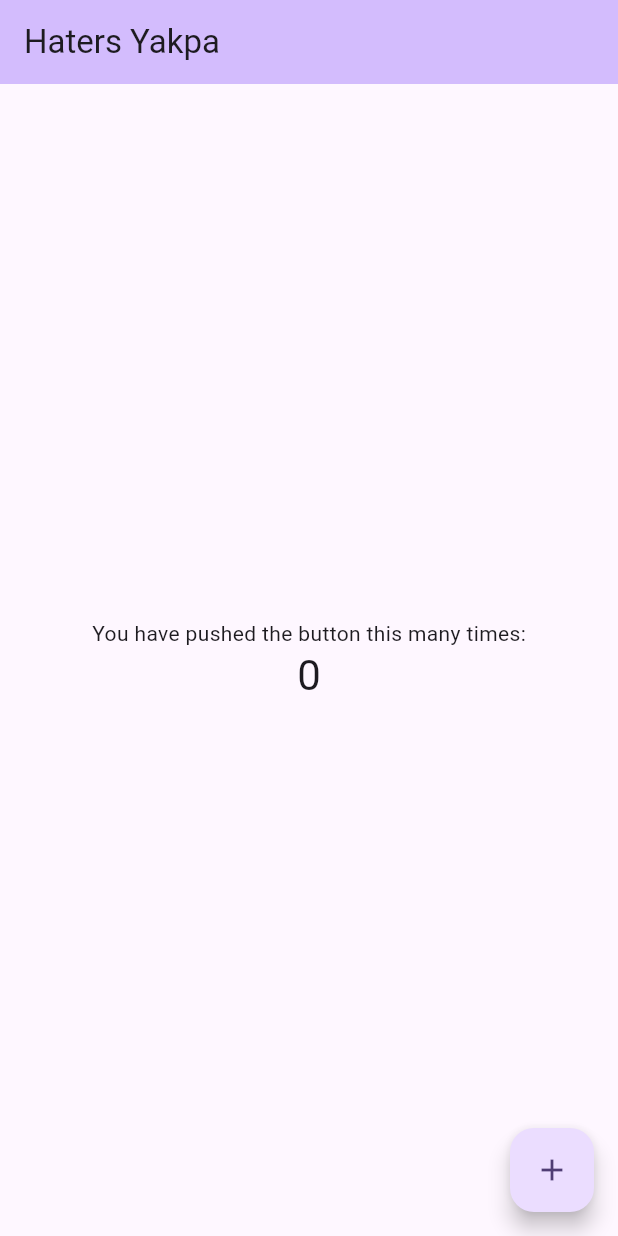
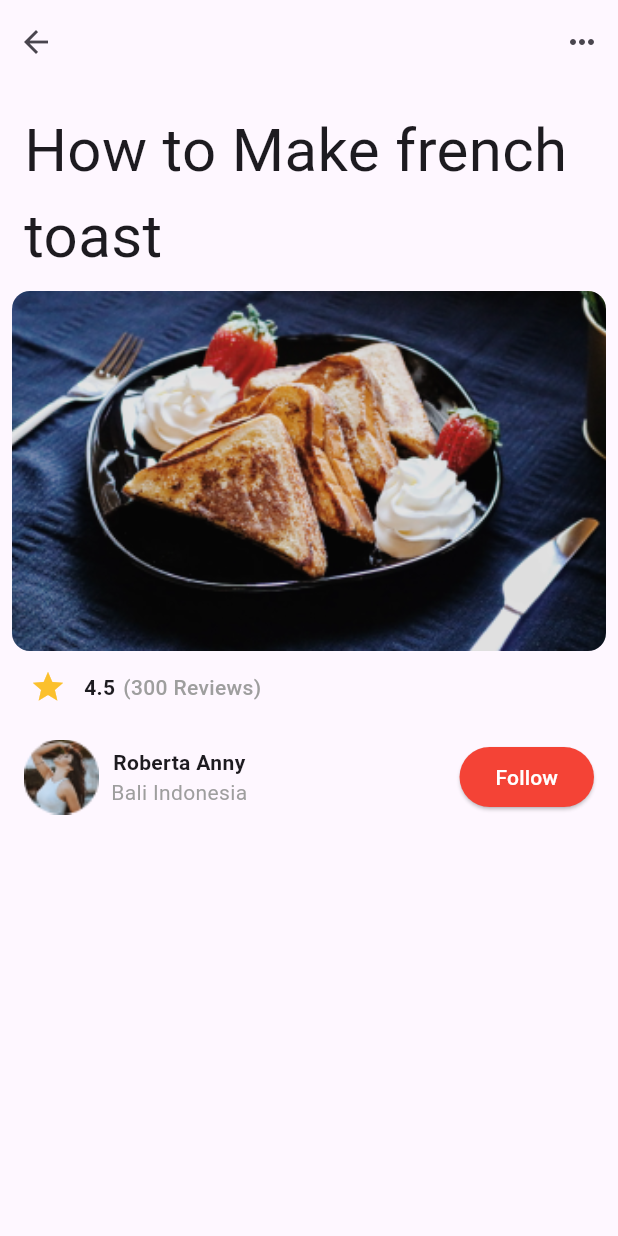
Before and after one commit to davidakabogu/flutterfoodrecipe, a Flutter app: the screen it shows after launch, on a phone screen of 412 x 824 dp. Run offline on Flutter 3.47's test engine with Material 3 defaults, Android fonts, the phone set to English and light mode, and no system bars.

Commit message:
building UI widgets

```diff
--- a/foodrecipe/lib/main.dart
+++ b/foodrecipe/lib/main.dart
@@ -6,105 +6,273 @@ void main() {
 
 class MyApp extends StatelessWidget {
   const MyApp({super.key});
-
-  // This widget is the root of your application.
   @override
   Widget build(BuildContext context) {
     return MaterialApp(
-      title: 'Flutter Demo',
       theme: ThemeData(
         colorScheme: ColorScheme.fromSeed(seedColor: Colors.deepPurple),
         useMaterial3: true,
       ),
-      home: const MyHomePage(title: 'Haters Yakpa'),
+      home: const HomePage(),
     );
   }
 }
 
-class MyHomePage extends StatefulWidget {
-  const MyHomePage({super.key, required this.title});
-
-  // This widget is the home page of your application. It is stateful, meaning
-  // that it has a State object (defined below) that contains fields that affect
-  // how it looks.
-
-  // This class is the configuration for the state. It holds the values (in this
-  // case the title) provided by the parent (in this case the App widget) and
-  // used by the build method of the State. Fields in a Widget subclass are
-  // always marked "final".
-
-  final String title;
+class HomePage extends StatelessWidget {
+  const HomePage({super.key});
 
   @override
-  State<MyHomePage> createState() => _MyHomePageState();
+  Widget build(BuildContext context) {
+    return Scaffold(
+      appBar: AppBar(
+        actions: const [
+          ButtonSection(),
+        ],
+      ),
+      body: const SingleChildScrollView(
+        child: Padding(
+          padding: EdgeInsets.all(8.0),
+          child: Column(
+            children: [
+              HowToSection(description: "How to Make french toast"),
+              ImageSection(image: 'assets/images/image-13.png'),
+              ChefInfoSection(
+                name: 'Roberta Anny',
+                location: 'Bali Indonesia',
+                image: 'assets/images/unsplash_Ij24Uq1sMwM.png',
+              ),
+            ],
+          ),
+        ),
+      ),
+    );
+  }
 }
 
-class _MyHomePageState extends State<MyHomePage> {
-  int _counter = 0;
+class ButtonSection extends StatelessWidget {
+  const ButtonSection({super.key});
 
-  void _incrementCounter() {
+  void _showPopup(BuildContext context) {
+    showDialog(
+      context: context,
+      builder: (BuildContext context) {
+        return AlertDialog(
+          title: const Text('Button Clicked!'),
+          content: const Text('You have clicked the button.'),
+          actions: <Widget>[
+            TextButton(
+              onPressed: () {
+                // Close the dialog
+                Navigator.of(context).pop();
+              },
+              child: const Text('OK'),
+            ),
+          ],
+        );
+      },
+    );
+  }
+
+  @override
+  Widget build(BuildContext context) {
+    return Expanded(
+      child: Row(
+        mainAxisAlignment: MainAxisAlignment.spaceBetween,
+        children: [
+          IconButton(
+            icon: const Icon(Icons.arrow_back),
+            onPressed: () {
+              _showPopup(context);
+            },
+          ),
+          IconButton(
+            icon: const Icon(Icons.more_horiz),
+            onPressed: () {
+              _showPopup(context);
+            },
+          ),
+        ],
+      ),
+    );
+  }
+}
+
+class HowToSection extends StatelessWidget {
+  const HowToSection({super.key, required this.description});
+
+  final String description;
+
+  @override
+  Widget build(BuildContext context) {
+    return Padding(
+      padding: const EdgeInsets.all(8.0),
+      child: Column(children: [
+        Text(description, style: const TextStyle(fontSize: 40)),
+      ]),
+    );
+  }
+}
+
+class ImageSection extends StatelessWidget {
+  const ImageSection({super.key, required this.image});
+
+  final String image;
+
+  @override
+  Widget build(BuildContext context) {
+    return Column(
+      children: [
+        ClipRRect(
+          borderRadius: BorderRadius.circular(12.0),
+          child: Image.asset(
+            image,
+            width: 400,
+            height: 240,
+            fit: BoxFit.cover,
+          ),
+        ),
+        const FavoriteWidget()
+      ],
+    );
+  }
+}
+
+class FavoriteWidget extends StatefulWidget {
+  const FavoriteWidget({super.key});
+
+  @override
+  State<FavoriteWidget> createState() => _FavoriteWidgetState();
+}
+
+class _FavoriteWidgetState extends State<FavoriteWidget> {
+  bool _isFavorited = true;
+  double _favoriteRating = 4.5;
+  int _favoriteCount = 300;
+
+  void _toggleFavorite() {
     setState(() {
-      // This call to setState tells the Flutter framework that something has
-      // changed in this State, which causes it to rerun the build method below
-      // so that the display can reflect the updated values. If we changed
-      // _counter without calling setState(), then the build method would not be
-      // called again, and so nothing would appear to happen.
-      _counter++;
+      if (_isFavorited) {
+        _favoriteRating -= 0.1;
+        _favoriteCount -= 1;
+        _isFavorited = false;
+      } else {
+        _favoriteRating += 0.1;
+        _favoriteCount += 1;
+        _isFavorited = true;
+      }
     });
   }
 
   @override
   Widget build(BuildContext context) {
-    // This method is rerun every time setState is called, for instance as done
-    // by the _incrementCounter method above.
-    //
-    // The Flutter framework has been optimized to make rerunning build methods
-    // fast, so that you can just rebuild anything that needs updating rather
-    // than having to individually change instances of widgets.
-    return Scaffold(
-      appBar: AppBar(
-        // TRY THIS: Try changing the color here to a specific color (to
-        // Colors.amber, perhaps?) and trigger a hot reload to see the AppBar
-        // change color while the other colors stay the same.
-        backgroundColor: Theme.of(context).colorScheme.inversePrimary,
-        // Here we take the value from the MyHomePage object that was created by
-        // the App.build method, and use it to set our appbar title.
-        title: Text(widget.title),
+    return Row(
+      children: [
+        IconButton(
+          onPressed: _toggleFavorite,
+          icon: (_isFavorited
+              ? const Icon(Icons.star)
+              : const Icon(Icons.star_border)),
+          color: Colors.yellow[700],
+          // alignment: Alignment.bottomLeft,
         ),
-      body: Center(
-        // Center is a layout widget. It takes a single child and positions it
-        // in the middle of the parent.
+        SizedBox(
+          width: 26,
+          child: SizedBox(
+              child: Text(
+            '$_favoriteRating',
+            style: const TextStyle(fontWeight: FontWeight.bold),
+          )),
+        ),
+        SizedBox(
+          width: 128,
+          child: Text('($_favoriteCount Reviews)',
+              style: const TextStyle(
+                  fontWeight: FontWeight.w500, color: Colors.grey)),
+        ),
+      ],
+    );
+  }
+}
+
+class ChefInfoSection extends StatelessWidget {
+  const ChefInfoSection(
+      {super.key,
+      required this.name,
+      required this.location,
+      required this.image});
+
+  final String name;
+  final String location;
+  final String image;
+
+  @override
+  Widget build(BuildContext context) {
+    return Padding(
+      padding: const EdgeInsets.all(8.0),
+      child: Row(
+        mainAxisAlignment: MainAxisAlignment.spaceBetween,
+        children: [
+          Column(children: [
+            Row(
+              children: [
+                Image.asset(
+                  image,
+                  width: 50,
+                  height: 50,
+                  fit: BoxFit.cover,
+                ),
+                Padding(
+                  padding: const EdgeInsets.all(8.0),
                   child: Column(
-          // Column is also a layout widget. It takes a list of children and
-          // arranges them vertically. By default, it sizes itself to fit its
-          // children horizontally, and tries to be as tall as its parent.
-          //
-          // Column has various properties to control how it sizes itself and
-          // how it positions its children. Here we use mainAxisAlignment to
-          // center the children vertically; the main axis here is the vertical
-          // axis because Columns are vertical (the cross axis would be
-          // horizontal).
-          //
-          // TRY THIS: Invoke "debug painting" (choose the "Toggle Debug Paint"
-          // action in the IDE, or press "p" in the console), to see the
-          // wireframe for each widget.
-          mainAxisAlignment: MainAxisAlignment.center,
-          children: <Widget>[
-            const Text(
-              'You have pushed the button this many times:',
+                    children: [
+                      Text(
+                        name,
+                        style: const TextStyle(fontWeight: FontWeight.bold),
                       ),
                       Text(
-              '$_counter',
-              style: Theme.of(context).textTheme.headlineMedium,
+                        location,
+                        style: const TextStyle(color: Colors.grey),
                       ),
                     ],
                   ),
                 ),
-      floatingActionButton: FloatingActionButton(
-        onPressed: _incrementCounter,
-        tooltip: 'Increment',
-        child: const Icon(Icons.add),
-      ), // This trailing comma makes auto-formatting nicer for build methods.
+              ],
+            )
+          ]),
+          const FollowButton()
+        ],
+      ),
     );
   }
 }
+
+class FollowButton extends StatefulWidget {
+  const FollowButton({super.key});
+
+  @override
+  State<FollowButton> createState() => _FollowButtonState();
+}
+
+class _FollowButtonState extends State<FollowButton> {
+  bool _isFollowing = false;
+
+  void _toggleFollow() {
+    setState(() {
+      _isFollowing = !_isFollowing;
+    });
+  }
+
+  @override
+  Widget build(BuildContext context) {
+    return ElevatedButton(
+      onPressed: _toggleFollow,
+      style: ElevatedButton.styleFrom(
+        backgroundColor: _isFollowing ? Colors.green : Colors.red,
+      ),
+      child: Text(
+        _isFollowing ? 'Following' : 'Follow',
+        style: const TextStyle(color: Colors.white),
+      ),
+    );
+  }
+}
--- a/foodrecipe/pubspec.yaml
+++ b/foodrecipe/pubspec.yaml
@@ -35,6 +35,7 @@ dependencies:
   # The following adds the Cupertino Icons font to your application.
   # Use with the CupertinoIcons class for iOS style icons.
   cupertino_icons: ^1.0.2
+  video_player: ^2.8.2
 
 dev_dependencies:
   flutter_test:
@@ -45,7 +46,7 @@ dev_dependencies:
   # activated in the `analysis_options.yaml` file located at the root of your
   # package. See that file for information about deactivating specific lint
   # rules and activating additional ones.
-  flutter_lints: ^2.0.0
+  flutter_lints: ^3.0.1
 
 # For information on the generic Dart part of this file, see the
 # following page: https://dart.dev/tools/pub/pubspec
@@ -57,6 +58,8 @@ flutter:
   # included with your application, so that you can use the icons in
   # the material Icons class.
   uses-material-design: true
+  assets:
+    - 'assets/images/'
 
   # To add assets to your application, add an assets section, like this:
   # assets:
```
Also changed, not shown: foodrecipe/assets/images/Location.png (added), foodrecipe/assets/images/Play button.png (added), foodrecipe/assets/images/image-13.png (added), foodrecipe/assets/images/unsplash_Ij24Uq1sMwM.png (added), foodrecipe/assets/images/🍜.png (added), foodrecipe/assets/images/🍣.png (added), 11 other files. Lines whose indentation alone changed are shown as unchanged.
